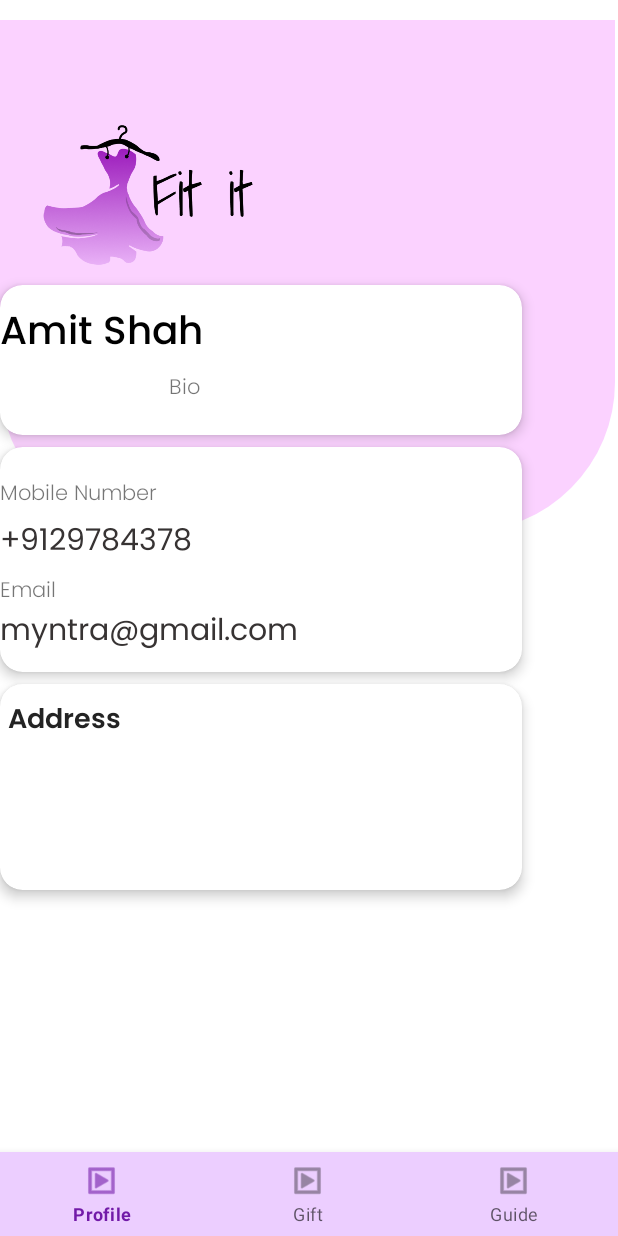
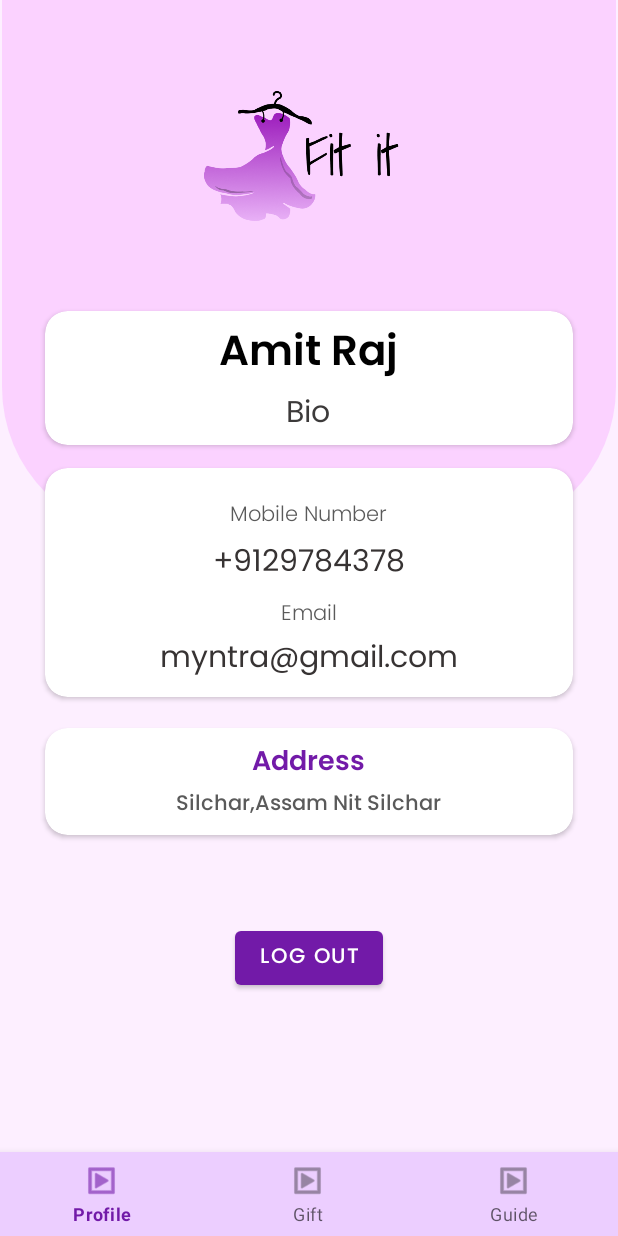
Before and after one commit to sanchayitapurkayastha/Fit-It, an Android app: the fragment ProfileFragment placed in its activity, on a phone screen of 412 x 824 dp. Run offline under Robolectric (Android 15) with nearby library versions, the phone set to English and light mode, and no system bars.

Commit message:
profile details

```diff
--- a/app/build.gradle
+++ b/app/build.gradle
@@ -48,5 +48,7 @@ dependencies {
     implementation 'com.google.android.material:material:1.2.0-alpha02'
     //Nav Bar
     implementation 'com.google.android.material:material:1.0.0'
+    //Youtude
+    implementation 'com.pierfrancescosoffritti.androidyoutubeplayer:core:10.0.5'
 
 }
--- a/app/src/main/AndroidManifest.xml
+++ b/app/src/main/AndroidManifest.xml
@@ -10,7 +10,8 @@
         android:supportsRtl="true"
         android:theme="@style/Theme.FitIt">
         <activity android:name=".Home_page" />
-        <activity android:name=".LogIn" />
+        <activity android:name=".LoginActivity" />
+        <activity android:name=".RegisterActivity"/>
         <activity android:name=".splash_screen">
             <intent-filter>
                 <action android:name="android.intent.action.MAIN" />
--- a/app/src/main/java/com/example/firebaselogin/fitit/Home_page.java
+++ b/app/src/main/java/com/example/firebaselogin/fitit/Home_page.java
@@ -36,7 +36,7 @@ public class Home_page extends AppCompatActivity {
                     selectedFragment=new GiftFragment();
                     break;
                 case R.id.nav_guide:
-                    selectedFragment=new GuideFragment();
+                    selectedFragment=new GuidePage2();
                     break;
             }
             getSupportFragmentManager().beginTransaction().replace(R.id.fragment_container,selectedFragment).commit();
--- a/app/src/main/java/com/example/firebaselogin/fitit/ProfileFragment.java
+++ b/app/src/main/java/com/example/firebaselogin/fitit/ProfileFragment.java
@@ -9,7 +9,7 @@ import androidx.annotation.NonNull;
 import androidx.annotation.Nullable;
 import androidx.fragment.app.Fragment;
 
-public class ProfileFragment extends Fragment {
+public class  ProfileFragment extends Fragment {
     @Nullable
     @Override
     public View onCreateView(@NonNull LayoutInflater inflater, @Nullable ViewGroup container, @Nullable Bundle savedInstanceState) {
--- a/app/src/main/java/com/example/firebaselogin/fitit/splash_screen.java
+++ b/app/src/main/java/com/example/firebaselogin/fitit/splash_screen.java
@@ -36,7 +36,7 @@ public class splash_screen extends AppCompatActivity {
         new Handler().postDelayed(new Runnable() {
             @Override
             public void run() {
-                Intent intent= new Intent(splash_screen.this,LogIn.class);
+                Intent intent= new Intent(splash_screen.this,LoginActivity.class);
                 startActivity(intent);
                 finish();
             }
--- a/app/src/main/res/drawable/rounded_corners.xml
+++ b/app/src/main/res/drawable/rounded_corners.xml
@@ -4,7 +4,7 @@
     android:shape="rectangle"
     android:padding="10dp">
 
-    <solid android:color="#F1F0FF" />
+    <solid android:color="#E896F6" />
     <corners
         android:bottomRightRadius="15dp"
         android:bottomLeftRadius="15dp"
--- a/app/src/main/res/layout/activity_log_in.xml
+++ b/app/src/main/res/layout/activity_log_in.xml
@@ -57,9 +57,10 @@
             android:layout_height="wrap_content"
             android:layout_marginStart="210dp"
             android:layout_marginTop="6dp"
-            android:textColor="@color/grey"
             android:layout_marginEnd="10dp"
-            android:text="Forgot Password?" />
+            android:fontFamily="@font/poppins_light"
+            android:text="Forgot Password?"
+            android:textColor="@color/grey" />
 
         <android.widget.Button
             android:id="@+id/login_btn"
@@ -80,16 +81,17 @@
             android:layout_height="wrap_content">
 
             <TextView
-                android:layout_width="wrap_content"
-                android:layout_height="wrap_content"
+                android:layout_width="255dp"
+                android:layout_height="43dp"
                 android:layout_alignParentStart="true"
                 android:layout_alignParentTop="true"
                 android:layout_alignParentEnd="true"
                 android:layout_gravity="center_horizontal"
-                android:layout_marginStart="68dp"
+                android:layout_marginStart="18dp"
                 android:layout_marginTop="12dp"
+                android:layout_marginEnd="118dp"
                 android:layout_marginBottom="5dp"
-                android:layout_marginEnd="137dp"
+                android:fontFamily="@font/poppins_light"
                 android:text="Don't have an account ?"
                 android:textAlignment="center"
                 android:textColor="@color/grey"
@@ -117,10 +119,11 @@
         <TextView
             android:layout_width="wrap_content"
             android:layout_height="wrap_content"
+            android:layout_gravity="center_horizontal"
+            android:layout_marginTop="20dp"
+            android:fontFamily="@font/poppins_light"
             android:text="Or Connect with"
-            android:layout_marginTop="20dp"
-            android:layout_gravity="center_horizontal"
-            android:textColor="@color/grey"/>
+            android:textColor="@color/grey" />
 
         <LinearLayout
             android:layout_width="wrap_content"
--- a/app/src/main/res/layout/fragment_profile1.xml
+++ b/app/src/main/res/layout/fragment_profile1.xml
@@ -4,212 +4,205 @@
     xmlns:app="http://schemas.android.com/apk/res-auto"
     xmlns:tools="http://schemas.android.com/tools"
     android:layout_width="match_parent"
-    android:layout_height="match_parent">
-    <androidx.core.widget.NestedScrollView
-        android:layout_width="match_parent"
-        android:layout_height="match_parent">
-    </androidx.core.widget.NestedScrollView>
-
-
+    android:layout_height="match_parent"
+    android:background="#FDEFFF">
 
     <androidx.constraintlayout.widget.ConstraintLayout
-        android:id="@+id/constraintLayout1"
-        android:layout_width="410dp"
-        android:layout_height="341dp"
-        android:layout_marginBottom="400dp"
+        android:id="@+id/constraintLayout"
+        android:layout_width="409dp"
+        android:layout_height="358dp"
+        android:layout_marginBottom="132dp"
         android:background="@drawable/round_shape"
         app:layout_constraintBottom_toBottomOf="parent"
         app:layout_constraintEnd_toEndOf="parent"
         app:layout_constraintStart_toStartOf="parent"
-        app:layout_constraintTop_toTopOf="parent">
-
+        app:layout_constraintTop_toTopOf="parent"
+        app:layout_constraintVertical_bias="0.0">
 
         <ImageView
-            android:id="@+id/login_app_icon"
-            android:layout_width="208dp"
-            android:layout_height="126dp"
+            android:id="@+id/logo_profilepage"
+            android:layout_width="202dp"
+            android:layout_height="115dp"
+            android:src="@drawable/logo_fit_it"
             app:layout_constraintBottom_toBottomOf="parent"
             app:layout_constraintEnd_toEndOf="parent"
+            app:layout_constraintHorizontal_bias="0.497"
             app:layout_constraintStart_toStartOf="parent"
             app:layout_constraintTop_toTopOf="parent"
-            app:layout_constraintVertical_bias="0.251"
-            app:srcCompat="@drawable/logo_fit_it"
-            android:contentDescription="@string/todo" />
+            app:layout_constraintVertical_bias="0.193" />
 
     </androidx.constraintlayout.widget.ConstraintLayout>
 
-    <com.google.android.material.card.MaterialCardView
-        android:id="@+id/materialCardView1"
-        android:layout_width="348dp"
-        android:layout_height="100dp"
-        android:layout_marginTop="190dp"
+    <androidx.cardview.widget.CardView
+        android:id="@+id/cardView1"
+        android:layout_width="0dp"
+        android:layout_height="wrap_content"
+        android:layout_marginStart="30dp"
+        android:layout_marginTop="200dp"
+        android:layout_marginEnd="30dp"
         android:layout_marginBottom="8dp"
+        android:elevation="@dimen/cardview_compat_inset_shadow"
         app:cardCornerRadius="15dp"
-        app:cardElevation="5dp"
-        app:layout_constraintBottom_toTopOf="@+id/materialCardView2"
+        app:layout_constraintBottom_toTopOf="@+id/cardView2"
         app:layout_constraintEnd_toEndOf="parent"
         app:layout_constraintStart_toStartOf="parent"
         app:layout_constraintTop_toTopOf="parent">
 
-
-        <androidx.constraintlayout.widget.ConstraintLayout
+        <LinearLayout
             android:layout_width="match_parent"
             android:layout_height="match_parent"
-            app:layout_constraintBottom_toBottomOf="@+id/personName"
-            app:layout_constraintTop_toBottomOf="@+id/personName">
+            android:orientation="vertical">
 
             <TextView
-                android:id="@+id/personName"
+                android:id="@+id/person_name"
                 android:layout_width="wrap_content"
                 android:layout_height="wrap_content"
-                android:layout_gravity="center_horizontal"
-                android:layout_marginTop="8dp"
-                android:fontFamily="@font/poppins_medium"
-                android:text="@string/amit_shah"
-                android:textColor="@color/black"
-                android:textSize="26sp"
-                app:layout_constraintBottom_toTopOf="@+id/bio"
-                app:layout_constraintEnd_toEndOf="parent"
-                app:layout_constraintHorizontal_bias="0.502"
-                app:layout_constraintStart_toStartOf="parent"
-                app:layout_constraintTop_toTopOf="parent"
-                app:layout_constraintVertical_bias="0.0" />
+                android:layout_gravity="center"
+                android:layout_marginTop="5dp"
+                android:fontFamily="@font/poppins_semibold"
+                android:text="Amit Raj"
+                android:textAlignment="center"
+                android:textColor="@color/common_google_signin_btn_text_dark_focused"
+                android:textSize="28sp" />
 
             <TextView
-                android:id="@+id/bio"
-                android:layout_width="245dp"
-                android:layout_height="40dp"
-                android:layout_constraintHorizontal_bias="0.498"
-                android:layout_constraintEnd_toEndOf="parent"
-                android:layout_constraintStart_toStartOf="parent"
-                android:layout_gravity="center_horizontal"
-                android:fontFamily="@font/poppins_light"
-                android:text="@string/bio"
+                android:id="@+id/person_bio"
+                android:layout_width="274dp"
+                android:layout_height="wrap_content"
+                android:layout_gravity="center"
+                android:layout_marginBottom="3dp"
+                android:fontFamily="@font/poppins_regular"
+                android:text="Bio"
                 android:textAlignment="center"
-                app:layout_constraintBottom_toBottomOf="parent"
-                app:layout_constraintEnd_toEndOf="parent"
-                app:layout_constraintHorizontal_bias="0.501"
-                app:layout_constraintStart_toStartOf="parent"
-                app:layout_constraintTop_toBottomOf="@+id/personName" />
+                android:textColor="@color/grey"
+                android:textSize="20sp" />
 
-        </androidx.constraintlayout.widget.ConstraintLayout>
+        </LinearLayout>
+    </androidx.cardview.widget.CardView>
 
-    </com.google.android.material.card.MaterialCardView>
-
-    <com.google.android.material.card.MaterialCardView
-        android:id="@+id/materialCardView2"
-        android:layout_width="348dp"
-        android:layout_height="150dp"
-        android:layout_marginTop="8dp"
+    <androidx.cardview.widget.CardView
+        android:id="@+id/cardView2"
+        android:layout_width="0dp"
+        android:layout_height="wrap_content"
+        android:layout_marginStart="30dp"
+        android:layout_marginEnd="30dp"
+        android:layout_marginBottom="8dp"
+        android:elevation="@dimen/cardview_compat_inset_shadow"
         app:cardCornerRadius="15dp"
-        app:cardElevation="5dp"
+        app:layout_constraintBottom_toTopOf="@+id/cardView3"
         app:layout_constraintEnd_toEndOf="parent"
         app:layout_constraintStart_toStartOf="parent"
-        app:layout_constraintTop_toBottomOf="@+id/materialCardView1">
+        app:layout_constraintTop_toBottomOf="@+id/cardView1">
 
-
-        <androidx.constraintlayout.widget.ConstraintLayout
+        <LinearLayout
             android:layout_width="match_parent"
-            android:layout_height="match_parent">
+            android:layout_height="match_parent"
+            android:orientation="vertical">
 
             <TextView
                 android:id="@+id/mobile"
                 android:layout_width="wrap_content"
                 android:layout_height="wrap_content"
+                android:layout_gravity="center"
                 android:layout_marginTop="20dp"
+                android:layout_marginBottom="4dp"
                 android:fontFamily="@font/poppins_light"
                 android:text="@string/mobile_number"
-                app:layout_constraintEnd_toEndOf="parent"
-                app:layout_constraintHorizontal_bias="0.502"
-                app:layout_constraintStart_toStartOf="parent"
-                app:layout_constraintTop_toTopOf="parent" />
+                android:textAlignment="center"
+                android:textColor="#5A5A5A" />
 
             <TextView
                 android:id="@+id/mobile_no"
                 android:layout_width="wrap_content"
                 android:layout_height="wrap_content"
-                android:layout_marginTop="4dp"
+                android:layout_gravity="center"
+                android:layout_marginBottom="3dp"
                 android:fontFamily="@font/poppins_regular"
                 android:text="@string/_9129784378"
                 android:textColor="#373333"
-                android:textSize="20sp"
-                app:layout_constraintEnd_toEndOf="parent"
-                app:layout_constraintStart_toStartOf="parent"
-                app:layout_constraintTop_toBottomOf="@+id/mobile" />
+                android:textSize="20sp" />
 
             <TextView
                 android:id="@+id/email"
                 android:layout_width="wrap_content"
                 android:layout_height="wrap_content"
-                android:layout_marginTop="4dp"
+                android:layout_gravity="center"
+                android:layout_marginTop="2dp"
+                android:layout_marginBottom="2dp"
                 android:fontFamily="@font/poppins_light"
                 android:text="@string/email"
-                app:layout_constraintEnd_toEndOf="parent"
-                app:layout_constraintHorizontal_bias="0.501"
-                app:layout_constraintStart_toStartOf="parent"
-                app:layout_constraintTop_toBottomOf="@+id/mobile_no" />
+                android:textAlignment="center"
+                android:textColor="#5A5A5A" />
 
             <TextView
                 android:id="@+id/email_id"
                 android:layout_width="wrap_content"
                 android:layout_height="wrap_content"
-                android:layout_marginTop="64dp"
+                android:layout_gravity="center"
+                android:layout_marginBottom="8dp"
                 android:fontFamily="@font/poppins_regular"
                 android:text="@string/myntra_gmail_com"
                 android:textColor="#373333"
-                android:textSize="20sp"
-                app:layout_constraintBottom_toBottomOf="parent"
-                app:layout_constraintEnd_toEndOf="parent"
-                app:layout_constraintHorizontal_bias="0.503"
-                app:layout_constraintStart_toStartOf="parent"
-                app:layout_constraintTop_toBottomOf="@+id/mobile"
-                app:layout_constraintVertical_bias="0.0" />
-        </androidx.constraintlayout.widget.ConstraintLayout>
+                android:textSize="20sp" />
 
-    </com.google.android.material.card.MaterialCardView>
+        </LinearLayout>
+    </androidx.cardview.widget.CardView>
 
-    <com.google.android.material.card.MaterialCardView
-        android:id="@+id/materialCardView3"
-        android:layout_width="348dp"
+    <androidx.cardview.widget.CardView
+        android:id="@+id/cardView3"
+        android:layout_width="0dp"
         android:layout_height="wrap_content"
-        android:layout_marginTop="8dp"
+        android:layout_marginStart="30dp"
+        android:layout_marginTop="5dp"
+        android:layout_marginEnd="30dp"
+        android:layout_marginBottom="204dp"
+        android:elevation="@dimen/cardview_compat_inset_shadow"
         app:cardCornerRadius="15dp"
-        app:cardElevation="5dp"
+        app:layout_constraintBottom_toBottomOf="parent"
         app:layout_constraintEnd_toEndOf="parent"
         app:layout_constraintStart_toStartOf="parent"
-        app:layout_constraintTop_toBottomOf="@+id/materialCardView2">
+        app:layout_constraintTop_toBottomOf="@+id/cardView2">
 
-        <androidx.constraintlayout.widget.ConstraintLayout
+        <LinearLayout
             android:layout_width="match_parent"
             android:layout_height="match_parent"
-            android:layout_margin="5dp">
+            android:orientation="vertical">
 
             <TextView
                 android:id="@+id/address"
                 android:layout_width="wrap_content"
                 android:layout_height="wrap_content"
-                android:layout_marginTop="4dp"
+                android:layout_gravity="center"
+                android:layout_marginTop="8dp"
                 android:fontFamily="@font/poppins_semibold"
                 android:text="@string/address"
-                android:textColor="#232323"
-                android:textSize="18sp"
-                app:layout_constraintEnd_toEndOf="parent"
-                app:layout_constraintHorizontal_bias="0.501"
-                app:layout_constraintStart_toStartOf="parent"
-                app:layout_constraintTop_toTopOf="parent" />
+                android:textAlignment="center"
+                android:textColor="@color/dark_purple"
+                android:textSize="18sp" />
 
             <TextView
-                android:layout_width="252dp"
-                android:layout_height="91dp"
-                app:layout_constraintBottom_toBottomOf="parent"
-                app:layout_constraintEnd_toEndOf="parent"
-                app:layout_constraintStart_toStartOf="parent"
-                app:layout_constraintTop_toBottomOf="@+id/address"
-                app:layout_constraintVertical_bias="0.36" />
-        </androidx.constraintlayout.widget.ConstraintLayout>
-    </com.google.android.material.card.MaterialCardView>
+                android:id="@+id/person_address"
+                android:layout_width="wrap_content"
+                android:layout_height="wrap_content"
+                android:layout_gravity="center"
+                android:layout_marginBottom="8dp"
+                android:fontFamily="@font/poppins_medium"
+                android:text="Silchar,Assam Nit Silchar"
+                android:textAlignment="center"
+                android:textColor="#5A5A5A" />
 
 
+        </LinearLayout>
+    </androidx.cardview.widget.CardView>
 
-
+    <com.google.android.material.button.MaterialButton
+        android:layout_width="wrap_content"
+        android:layout_height="wrap_content"
+        android:fontFamily="@font/poppins_medium"
+        android:text="LOG OUT"
+        app:layout_constraintBottom_toBottomOf="parent"
+        app:layout_constraintEnd_toEndOf="parent"
+        app:layout_constraintStart_toStartOf="parent"
+        app:layout_constraintTop_toBottomOf="@+id/cardView3"
+        app:layout_constraintVertical_bias="0.357" />
 </androidx.constraintlayout.widget.ConstraintLayout>
--- a/app/src/main/res/values-night/themes.xml
+++ b/app/src/main/res/values-night/themes.xml
@@ -2,12 +2,12 @@
     <!-- Base application theme. -->
     <style name="Theme.FitIt" parent="Theme.MaterialComponents.DayNight.DarkActionBar">
         <!-- Primary brand color. -->
-        <item name="colorPrimary">@color/purple_200</item>
-        <item name="colorPrimaryVariant">@color/purple_700</item>
+        <item name="colorPrimary">@color/dark_purple</item>
+        <item name="colorPrimaryVariant">@color/medium_purple</item>
         <item name="colorOnPrimary">@color/black</item>
         <!-- Secondary brand color. -->
-        <item name="colorSecondary">@color/teal_200</item>
-        <item name="colorSecondaryVariant">@color/teal_200</item>
+        <item name="colorSecondary">@color/highlight1</item>
+        <item name="colorSecondaryVariant">@color/highlight2</item>
         <item name="colorOnSecondary">@color/black</item>
         <!-- Status bar color. -->
         <item name="android:statusBarColor" tools:targetApi="l">?attr/colorPrimaryVariant</item>
--- a/app/src/main/res/values/strings.xml
+++ b/app/src/main/res/values/strings.xml
@@ -10,4 +10,16 @@
     <string name="myntra_gmail_com">myntra@gmail.com</string>
     <string name="address">Address</string>
     <string name="todo">TODO</string>
+<!--    boby measurement text-->
+   <string name="measurement_point1">1. Chest/Bust - Measure around the fullest part of the chest/bust. Do not draw the tape too tightly.</string>
+    <string name="measurement_point2">2. Center Back Neck–to-Wrist- With arm straight, measure from back base of neck, across shoulder, and along arm to wrist.</string>
+    <string name="measurement_point3">3. Back Waist Length- Measure from the most prominent bone at base of neck to the natural waistline.</string>
+    <string name="measurement_point4">4. Cross Back- Measure from shoulder to shoulder.</string>
+    <string name="measurement_point5">5. Arm Length- With arm slightly bent, measure from armpit to wrist.</string>
+    <string name="measurement_point6">6. Upper Arm- Measure around the widest section of the upper arm located above the elbow.</string>
+    <string name="measurement_point7">7. Armhole Depth- Measure from the top outside edge of the shoulder down to the armpit.</string>
+    <string name="measurement_point8">8. Waist- Measure your waist at the smaller circumference of your natural waist, usually just above the belly button.</string>
+    <string name="measurement_point9">9. Hip- Measure at the widest part of your lower hip.</string>
+    <string name="measurement_point10">10. Head Circumference- For an accurate head measure, place a tape measure across the forehead and measure around the full circumference of the head. Keep the tape snug for accurate results.</string>
+    <string name="measurement_point11">11. Sock Measurements- The following measurements are for crew-style or dress socks, which usually come several inches above the ankle and below the calf.</string>
 </resources>
```
Also changed, not shown: app/src/main/java/com/example/firebaselogin/fitit/GuideFragment.java (+0 -11 lines).
